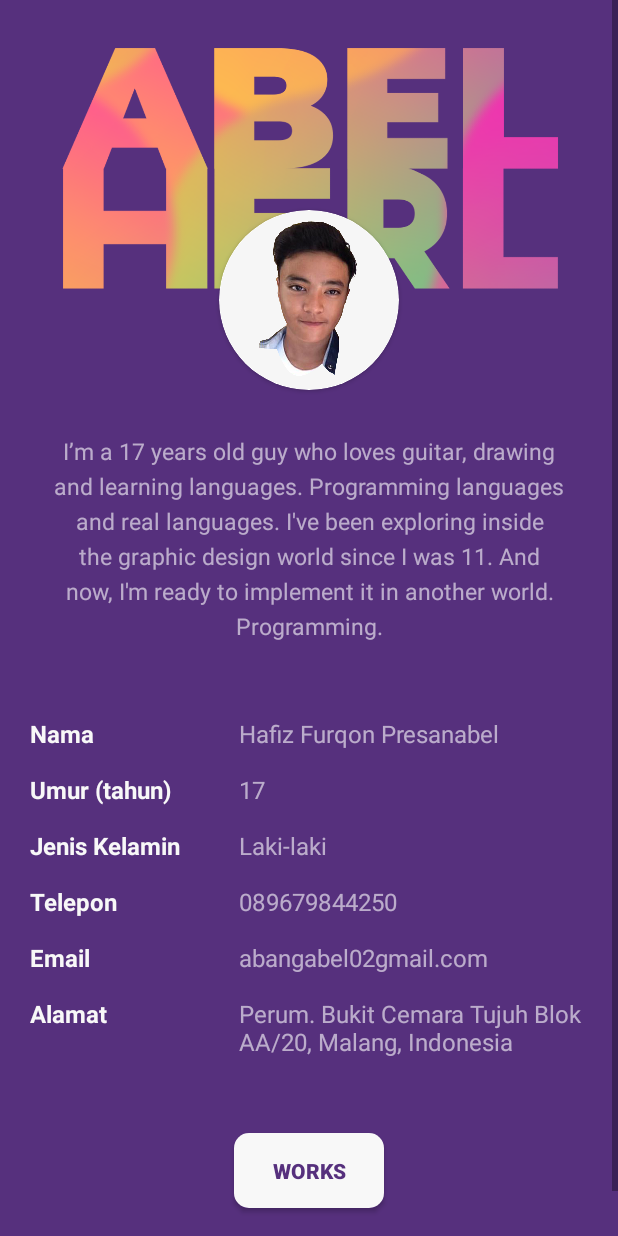
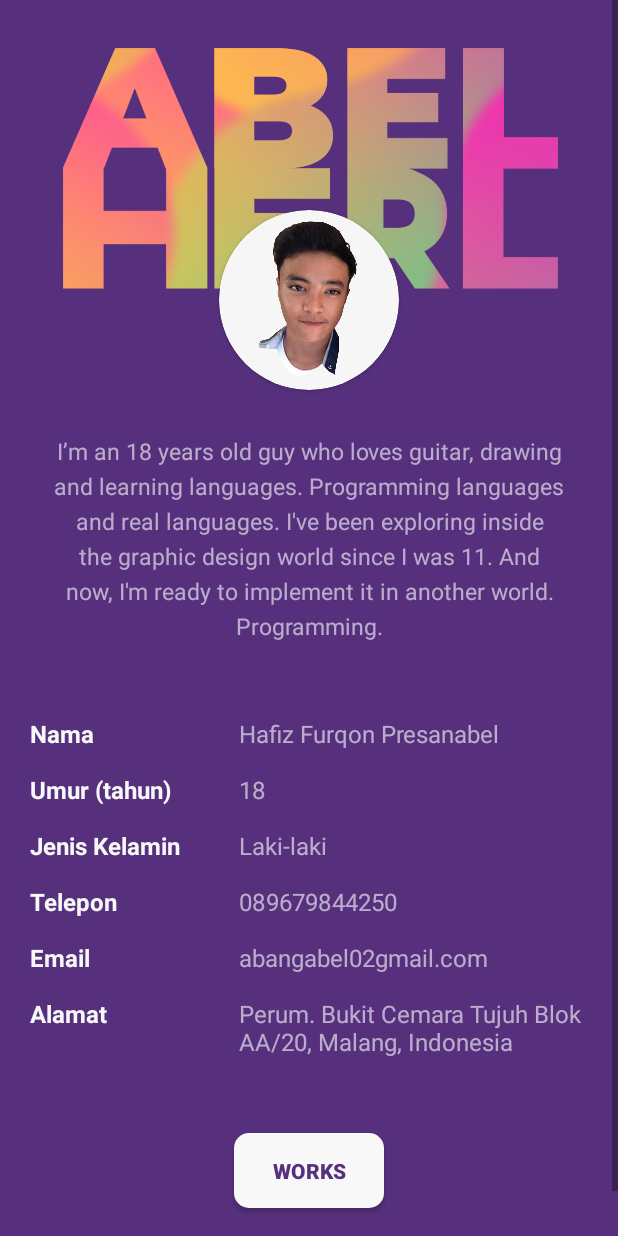
Before and after one commit to abelherl/smkc-bio, an Android app: the AboutActivity screen opened directly, with no data from a screen before it, on a phone screen of 412 x 824 dp. Run offline under Robolectric (Android 15) with nearby library versions, the phone set to English and light mode, and no system bars.

Commit message:
Final push (probably) Design improvements

```diff
--- a/app/src/main/res/layout/activity_about.xml
+++ b/app/src/main/res/layout/activity_about.xml
@@ -45,7 +45,7 @@
             android:textAlignment="center"
             android:layout_gravity="center"
             android:lineSpacingExtra="5dp"
-            android:text="I’m a 17 years old guy who loves guitar, drawing and learning languages. Programming languages and real languages. I've been exploring inside the graphic design world since I was 11. And now, I'm ready to implement it in another world. Programming."
+            android:text="I’m an 18 years old guy who loves guitar, drawing and learning languages. Programming languages and real languages. I've been exploring inside the graphic design world since I was 11. And now, I'm ready to implement it in another world. Programming."
             />
 
         <LinearLayout
@@ -105,7 +105,7 @@
                 android:textSize="16sp"
                 android:textColor="@color/hint"
                 android:layout_marginStart="15dp"
-                android:text="17"
+                android:text="18"
                 />
 
         </LinearLayout>
--- a/app/src/main/res/layout/activity_home.xml
+++ b/app/src/main/res/layout/activity_home.xml
@@ -64,7 +64,7 @@
                 android:layout_height="80dp"
                 android:tint="@color/colorAccent1"
                 android:layout_marginTop="25dp"
-                android:layout_marginLeft="-5dp"
+                android:layout_marginLeft="-7dp"
                 android:src="@drawable/ic_account_circle_black_24dp"
                 />
 
--- a/app/src/main/res/values/colors.xml
+++ b/app/src/main/res/values/colors.xml
@@ -3,6 +3,7 @@
 <!-- All the colors used in the application -->
 <resources>
     <color name="colorPrimary">#56307D</color>
+<!--    <color name="colorPrimary">#351F69</color>-->
     <color name="colorPrimaryDark">#351F69</color>
     <color name="colorAccent1">#3DB4A0</color>
     <color name="colorAccent2">#24BED1</color>
```
Also changed, not shown: app/src/main/res/layout/activity_works.xml (+5 -4 lines), app/src/main/res/drawable-nodpi/attachment12.png, 2 other files.
